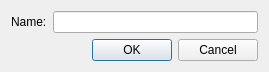
Before: the Qt Designer form client/dlgpaneltypeedit.ui in tbikfalvi/Belenus, drawn with Qt 5.
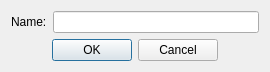
After: the same form once the commit is applied.

Patch:
```diff
--- a/client/dlgpaneltypeedit.ui
+++ b/client/dlgpaneltypeedit.ui
@@ -6,8 +6,8 @@
    <rect>
     <x>0</x>
     <y>0</y>
-    <width>269</width>
-    <height>71</height>
+    <width>270</width>
+    <height>70</height>
    </rect>
   </property>
   <property name="windowTitle">
@@ -36,6 +36,9 @@
      <property name="standardButtons">
       <set>QDialogButtonBox::Cancel|QDialogButtonBox::Ok</set>
      </property>
+     <property name="centerButtons">
+      <bool>true</bool>
+     </property>
     </widget>
    </item>
   </layout>
```
